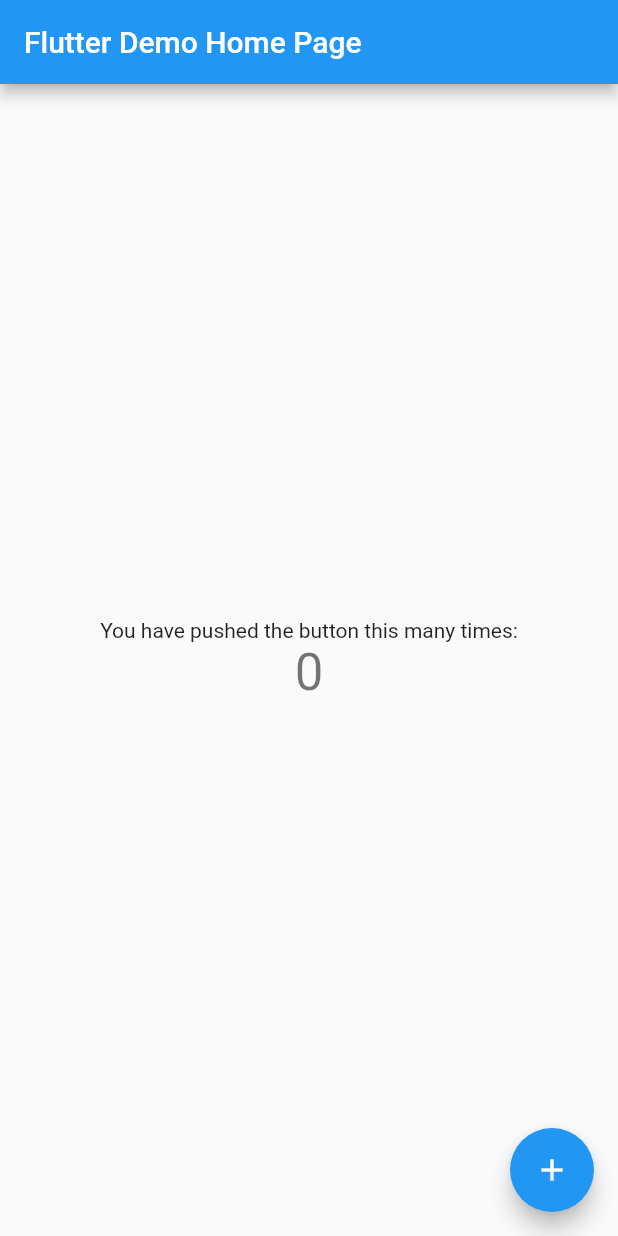
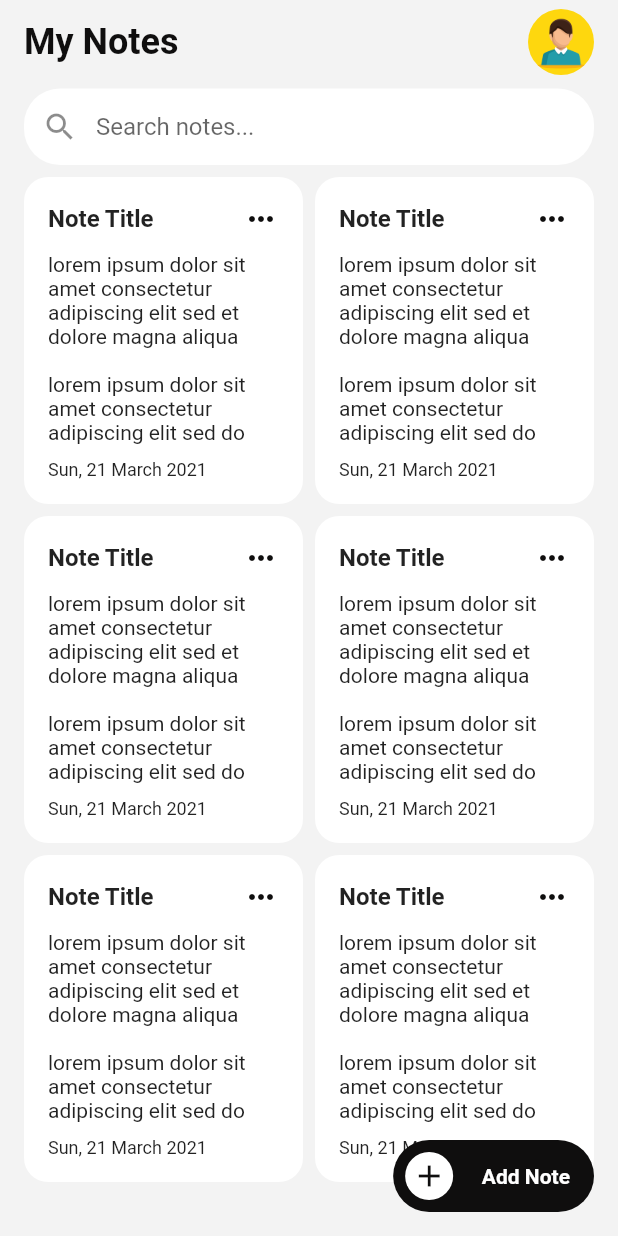
Before and after one commit to nerufuyo/raifurogu, a Flutter app: the screen it shows after launch, on a phone screen of 412 x 824 dp. Run offline on Flutter 3.47's test engine with Material 2 defaults, Android fonts, the phone set to English and light mode, and no system bars; drawn by our look-alikes of cached_network_image; our stand-ins replace google_fonts; network calls fail.

Commit message:
🖥️ wip: homepage(80%)

```diff
--- /dev/null
+++ b/lib/app/pages/home/home_page.dart
@@ -0,0 +1,193 @@
+import 'package:cached_network_image/cached_network_image.dart';
+import 'package:flutter/material.dart';
+import 'package:flutter_staggered_grid_view/flutter_staggered_grid_view.dart';
+import 'package:raifurogu/app/styles/fonts.dart';
+import 'package:raifurogu/app/styles/gap.dart';
+import 'package:raifurogu/app/styles/pallets.dart';
+
+class HomePage extends StatefulWidget {
+  const HomePage({super.key});
+  static const routeName = '/home';
+
+  @override
+  State<HomePage> createState() => _HomePageState();
+}
+
+class _HomePageState extends State<HomePage> {
+  final searchInput = TextEditingController();
+  List number = [1, 2, 3, 4, 5, 6, 7, 8, 9];
+
+  @override
+  Widget build(BuildContext context) {
+    return WillPopScope(
+      onWillPop: () => Future.value(false),
+      child: Scaffold(
+        appBar: _appBarWidget(),
+        body: SingleChildScrollView(
+          child: Container(
+            height: MediaQuery.of(context).size.height / 1.2,
+            padding: const EdgeInsets.symmetric(horizontal: 16, vertical: 8),
+            child: MasonryGridView.count(
+              crossAxisCount: 2,
+              crossAxisSpacing: 8,
+              mainAxisSpacing: 8,
+              itemCount: number.length,
+              itemBuilder: (context, index) {
+                return Container(
+                  width: MediaQuery.of(context).size.width / 2,
+                  padding: const EdgeInsets.all(16),
+                  decoration: BoxDecoration(
+                    color: fourthColor,
+                    borderRadius: BorderRadius.circular(16),
+                  ),
+                  child: Column(
+                    crossAxisAlignment: CrossAxisAlignment.start,
+                    children: [
+                      Row(
+                        mainAxisAlignment: MainAxisAlignment.spaceBetween,
+                        children: [
+                          Text(
+                            'Note Title',
+                            style: robotoH4,
+                          ),
+                          InkWell(
+                            onTap: () {},
+                            child: const Icon(
+                              Icons.more_horiz,
+                              color: secondaryColor,
+                            ),
+                          )
+                        ],
+                      ),
+                      const VerticalGap10(),
+                      Text(
+                        'lorem ipsum dolor sit amet consectetur adipiscing elit sed et dolore magna aliqua \n\nlorem ipsum dolor sit amet consectetur adipiscing elit sed do eiusmod tempor incididunt ut labore et dolore magna aliqua',
+                        style: robotoBody2,
+                        maxLines: 8,
+                      ),
+                      const VerticalGap10(),
+                      Text('Sun, 21 March 2021', style: robotoCaption),
+                    ],
+                  ),
+                );
+              },
+            ),
+          ),
+        ),
+        floatingActionButtonLocation: FloatingActionButtonLocation.endFloat,
+        floatingActionButton: _floatingButtonWidget(context),
+      ),
+    );
+  }
+
+  AppBar _appBarWidget() {
+    return AppBar(
+      backgroundColor: Colors.transparent,
+      elevation: 0,
+      title: Row(
+        mainAxisAlignment: MainAxisAlignment.spaceBetween,
+        children: [
+          Text(
+            'My Notes',
+            style: robotoH2.copyWith(color: secondaryColor),
+          ),
+          InkWell(
+            onTap: () {},
+            child: CachedNetworkImage(
+              imageUrl:
+                  'https://images.pexels.com/photos/5378700/pexels-photo-5378700.jpeg',
+              imageBuilder: (context, imageProvider) => Container(
+                width: 44,
+                height: 44,
+                decoration: BoxDecoration(
+                  shape: BoxShape.circle,
+                  image: DecorationImage(
+                    image: imageProvider,
+                    fit: BoxFit.cover,
+                    colorFilter: const ColorFilter.mode(
+                      Colors.white,
+                      BlendMode.colorBurn,
+                    ),
+                  ),
+                ),
+              ),
+              placeholder: (context, url) =>
+                  const Center(child: CircularProgressIndicator()),
+              errorWidget: (context, url, error) => Container(
+                width: 44,
+                height: 44,
+                decoration: const BoxDecoration(
+                  shape: BoxShape.circle,
+                  image: DecorationImage(
+                    image: AssetImage('assets/default_profile.jpg'),
+                    fit: BoxFit.cover,
+                    colorFilter: ColorFilter.mode(
+                      Colors.white,
+                      BlendMode.colorBurn,
+                    ),
+                  ),
+                ),
+              ),
+            ),
+          )
+        ],
+      ),
+      bottom: PreferredSize(
+        preferredSize: const Size.fromHeight(54),
+        child: Padding(
+          padding: const EdgeInsets.symmetric(horizontal: 16),
+          child: TextField(
+            controller: searchInput,
+            decoration: const InputDecoration(
+              border: OutlineInputBorder(
+                borderRadius: BorderRadius.all(Radius.circular(24)),
+                borderSide: BorderSide.none,
+              ),
+              fillColor: fourthColor,
+              filled: true,
+              hintText: 'Search notes...',
+              isDense: true,
+              prefixIcon: Icon(Icons.search, size: 24),
+            ),
+          ),
+        ),
+      ),
+    );
+  }
+
+  InkWell _floatingButtonWidget(BuildContext context) {
+    return InkWell(
+      onTap: () {},
+      child: Container(
+        width: MediaQuery.of(context).size.width * 0.325,
+        decoration: BoxDecoration(
+          color: secondaryColor,
+          borderRadius: BorderRadius.circular(36),
+        ),
+        padding: const EdgeInsets.only(
+          left: 8,
+          right: 16,
+          top: 8,
+          bottom: 8,
+        ),
+        child: Row(
+          mainAxisAlignment: MainAxisAlignment.spaceBetween,
+          children: [
+            Container(
+              decoration: BoxDecoration(
+                color: fourthColor,
+                borderRadius: BorderRadius.circular(24),
+              ),
+              padding: const EdgeInsets.all(4),
+              child: const Icon(Icons.add, color: secondaryColor),
+            ),
+            Text(
+              'Add Note',
+              style: robotoButton.copyWith(color: fourthColor),
+            ),
+          ],
+        ),
+      ),
+    );
+  }
+}
--- /dev/null
+++ b/lib/app/styles/fonts.dart
@@ -0,0 +1,67 @@
+import 'package:flutter/material.dart';
+import 'package:google_fonts/google_fonts.dart';
+
+final robotoH1 = GoogleFonts.roboto(
+  fontSize: 28,
+  fontWeight: FontWeight.bold,
+);
+
+final robotoH2 = GoogleFonts.roboto(
+  fontSize: 24,
+  fontWeight: FontWeight.bold,
+);
+
+final robotoH3 = GoogleFonts.roboto(
+  fontSize: 20,
+  fontWeight: FontWeight.bold,
+);
+
+final robotoH4 = GoogleFonts.roboto(
+  fontSize: 16,
+  fontWeight: FontWeight.bold,
+);
+
+final robotoH5 = GoogleFonts.roboto(
+  fontSize: 14,
+  fontWeight: FontWeight.bold,
+);
+
+final robotoH6 = GoogleFonts.roboto(
+  fontSize: 12,
+  fontWeight: FontWeight.bold,
+);
+
+final robotoSubtitle1 = GoogleFonts.roboto(
+  fontSize: 16,
+  fontWeight: FontWeight.normal,
+);
+
+final robotoSubtitle2 = GoogleFonts.roboto(
+  fontSize: 14,
+  fontWeight: FontWeight.normal,
+);
+
+final robotoBody1 = GoogleFonts.roboto(
+  fontSize: 16,
+  fontWeight: FontWeight.normal,
+);
+
+final robotoBody2 = GoogleFonts.roboto(
+  fontSize: 14,
+  fontWeight: FontWeight.normal,
+);
+
+final robotoButton = GoogleFonts.roboto(
+  fontSize: 14,
+  fontWeight: FontWeight.bold,
+);
+
+final robotoCaption = GoogleFonts.roboto(
+  fontSize: 12,
+  fontWeight: FontWeight.normal,
+);
+
+final robotoOverline = GoogleFonts.roboto(
+  fontSize: 10,
+  fontWeight: FontWeight.normal,
+);
--- /dev/null
+++ b/lib/app/styles/gap.dart
@@ -0,0 +1,19 @@
+import 'package:flutter/material.dart';
+
+class VerticalGap10 extends StatelessWidget {
+  const VerticalGap10({super.key});
+
+  @override
+  Widget build(BuildContext context) {
+    return const SizedBox(height: 10);
+  }
+}
+
+class HorizontalGap10 extends StatelessWidget {
+  const HorizontalGap10({super.key});
+
+  @override
+  Widget build(BuildContext context) {
+    return const SizedBox(width: 10);
+  }
+}
--- /dev/null
+++ b/lib/app/styles/pallets.dart
@@ -0,0 +1,12 @@
+import 'package:flutter/material.dart';
+
+const Color primaryColor = Color(0xFF2196F3);
+const Color secondaryColor = Color(0xFF0F0E0E);
+const Color thirdColor = Color(0xFFF3F3F3);
+const Color fourthColor = Color(0xFFFFFFFF);
+
+final customTheme = ThemeData(
+  primaryColor: primaryColor,
+  scaffoldBackgroundColor: thirdColor,
+  colorScheme: ColorScheme.fromSwatch().copyWith(secondary: secondaryColor),
+);
--- a/lib/main.dart
+++ b/lib/main.dart
@@ -1,4 +1,6 @@
 import 'package:flutter/material.dart';
+import 'package:raifurogu/app/pages/home/home_page.dart';
+import 'package:raifurogu/app/styles/pallets.dart';
 
 void main() {
   runApp(const MyApp());
@@ -7,109 +9,21 @@
 class MyApp extends StatelessWidget {
   const MyApp({super.key});
 
-  // This widget is the root of your application.
   @override
   Widget build(BuildContext context) {
     return MaterialApp(
-      title: 'Flutter Demo',
-      theme: ThemeData(
-        // This is the theme of your application.
-        //
-        // Try running your application with "flutter run". You'll see the
-        // application has a blue toolbar. Then, without quitting the app, try
-        // changing the primarySwatch below to Colors.green and then invoke
-        // "hot reload" (press "r" in the console where you ran "flutter run",
-        // or simply save your changes to "hot reload" in a Flutter IDE).
-        // Notice that the counter didn't reset back to zero; the application
-        // is not restarted.
-        primarySwatch: Colors.blue,
-      ),
-      home: const MyHomePage(title: 'Flutter Demo Home Page'),
+        debugShowCheckedModeBanner: false,
+        title: 'Raifurogu',
+        theme: customTheme,
+        initialRoute: HomePage.routeName,
+        onGenerateRoute: (settings) {
+          switch (settings.name) {
+            case HomePage.routeName:
+              return MaterialPageRoute(builder: (_) => const HomePage());
+            default:
+              return null;
+          }
+        }
     );
   }
 }
-
-class MyHomePage extends StatefulWidget {
-  const MyHomePage({super.key, required this.title});
-
-  // This widget is the home page of your application. It is stateful, meaning
-  // that it has a State object (defined below) that contains fields that affect
-  // how it looks.
-
-  // This class is the configuration for the state. It holds the values (in this
-  // case the title) provided by the parent (in this case the App widget) and
-  // used by the build method of the State. Fields in a Widget subclass are
-  // always marked "final".
-
-  final String title;
-
-  @override
-  State<MyHomePage> createState() => _MyHomePageState();
-}
-
-class _MyHomePageState extends State<MyHomePage> {
-  int _counter = 0;
-
-  void _incrementCounter() {
-    setState(() {
-      // This call to setState tells the Flutter framework that something has
-      // changed in this State, which causes it to rerun the build method below
-      // so that the display can reflect the updated values. If we changed
-      // _counter without calling setState(), then the build method would not be
-      // called again, and so nothing would appear to happen.
-      _counter++;
-    });
-  }
-
-  @override
-  Widget build(BuildContext context) {
-    // This method is rerun every time setState is called, for instance as done
-    // by the _incrementCounter method above.
-    //
-    // The Flutter framework has been optimized to make rerunning build methods
-    // fast, so that you can just rebuild anything that needs updating rather
-    // than having to individually change instances of widgets.
-    return Scaffold(
-      appBar: AppBar(
-        // Here we take the value from the MyHomePage object that was created by
-        // the App.build method, and use it to set our appbar title.
-        title: Text(widget.title),
-      ),
-      body: Center(
-        // Center is a layout widget. It takes a single child and positions it
-        // in the middle of the parent.
-        child: Column(
-          // Column is also a layout widget. It takes a list of children and
-          // arranges them vertically. By default, it sizes itself to fit its
-          // children horizontally, and tries to be as tall as its parent.
-          //
-          // Invoke "debug painting" (press "p" in the console, choose the
-          // "Toggle Debug Paint" action from the Flutter Inspector in Android
-          // Studio, or the "Toggle Debug Paint" command in Visual Studio Code)
-          // to see the wireframe for each widget.
-          //
-          // Column has various properties to control how it sizes itself and
-          // how it positions its children. Here we use mainAxisAlignment to
-          // center the children vertically; the main axis here is the vertical
-          // axis because Columns are vertical (the cross axis would be
-          // horizontal).
-          mainAxisAlignment: MainAxisAlignment.center,
-          children: <Widget>[
-            const Text(
-              'You have pushed the button this many times:',
-            ),
-            Text(
-              '$_counter',
-              style: Theme.of(context).textTheme.headlineMedium,
-            ),
-          ],
-        ),
-      ),
-      floatingActionButton: FloatingActionButton(
-        onPressed: _incrementCounter,
-        tooltip: 'Increment',
-        child: const Icon(Icons.add),
-      ), // This trailing comma makes auto-formatting nicer for build methods.
-    );
-  }
-}
```
Also changed, not shown: pubspec.yaml (+7 -0 lines), assets/default_profile.jpg (added), pubspec.lock, 3 other files.
